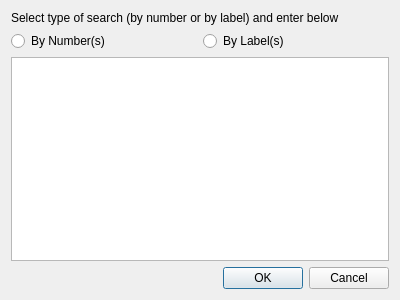
Old version of the form src/forms/dialognodefind.ui in the repository socnetv/app.
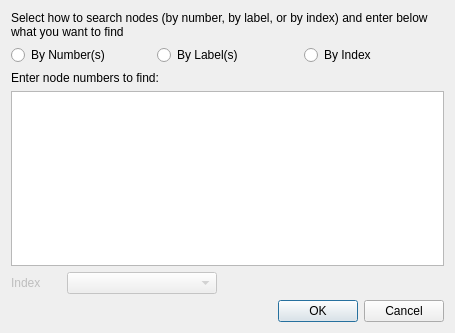
New version of the form.

Diff of the .ui file:
```diff
--- a/src/forms/dialognodefind.ui
+++ b/src/forms/dialognodefind.ui
@@ -6,13 +6,13 @@
    <rect>
     <x>0</x>
     <y>0</y>
-    <width>400</width>
-    <height>300</height>
+    <width>455</width>
+    <height>333</height>
    </rect>
   </property>
   <property name="minimumSize">
    <size>
-    <width>400</width>
+    <width>450</width>
     <height>300</height>
    </size>
   </property>
@@ -20,10 +20,10 @@
    <string>Search for nodes...</string>
   </property>
   <layout class="QGridLayout" name="gridLayout">
-   <item row="0" column="0">
+   <item row="0" column="0" colspan="2">
     <widget class="QLabel" name="label">
      <property name="text">
-      <string>Select type of search (by number or by label) and enter below</string>
+      <string>Select how to search nodes (by number, by label, or by index) and enter below what you want to find</string>
      </property>
      <property name="textFormat">
       <enum>Qt::RichText</enum>
@@ -33,7 +33,7 @@
      </property>
     </widget>
    </item>
-   <item row="1" column="0">
+   <item row="1" column="0" colspan="2">
     <layout class="QHBoxLayout" name="horizontalLayout">
      <item>
       <widget class="QRadioButton" name="numbersRadioBtn">
@@ -49,9 +49,29 @@
        </property>
       </widget>
      </item>
+     <item>
+      <widget class="QRadioButton" name="indexRadioBtn">
+       <property name="text">
+        <string>By Index</string>
+       </property>
+      </widget>
+     </item>
     </layout>
    </item>
-   <item row="2" column="0">
+   <item row="2" column="0" colspan="2">
+    <widget class="QLabel" name="textEditLabel">
+     <property name="text">
+      <string>Enter node numbers to find:</string>
+     </property>
+     <property name="textFormat">
+      <enum>Qt::RichText</enum>
+     </property>
+     <property name="wordWrap">
+      <bool>true</bool>
+     </property>
+    </widget>
+   </item>
+   <item row="3" column="0" colspan="2">
     <widget class="QPlainTextEdit" name="plainTextEdit">
      <property name="font">
       <font>
@@ -66,7 +86,40 @@
      </property>
     </widget>
    </item>
-   <item row="3" column="0">
+   <item row="4" column="0">
+    <layout class="QHBoxLayout" name="horizontalLayout_2">
+     <item>
+      <widget class="QLabel" name="indexLabel">
+       <property name="enabled">
+        <bool>false</bool>
+       </property>
+       <property name="minimumSize">
+        <size>
+         <width>50</width>
+         <height>0</height>
+        </size>
+       </property>
+       <property name="text">
+        <string>Index</string>
+       </property>
+      </widget>
+     </item>
+     <item>
+      <widget class="QComboBox" name="indexCombo">
+       <property name="enabled">
+        <bool>false</bool>
+       </property>
+       <property name="minimumSize">
+        <size>
+         <width>150</width>
+         <height>0</height>
+        </size>
+       </property>
+      </widget>
+     </item>
+    </layout>
+   </item>
+   <item row="5" column="1">
     <widget class="QDialogButtonBox" name="buttonBox">
      <property name="orientation">
       <enum>Qt::Horizontal</enum>
```
Left out of the diff: 15 changed lines with no effect on the pictures.
